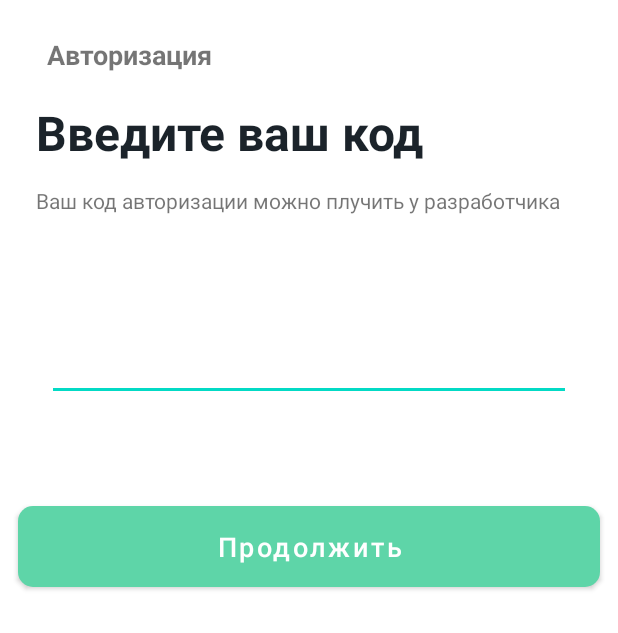
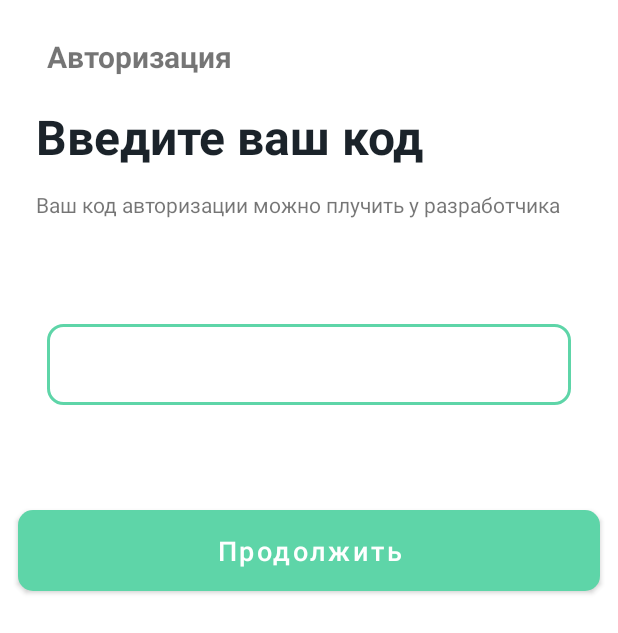
Before and after one commit to IronicalGroundwork/Delivery, an Android app: the screen it shows after launch (LoginActivity), on a phone screen of 412 x 824 dp. Shown: the top 633 px of the screen. Run offline under Robolectric (Android 15) with nearby library versions, the phone set to English and light mode, and no system bars; 3 statements that could not run were skipped.

Commit message:
update 0.0.1

```diff
--- a/app/src/main/AndroidManifest.xml
+++ b/app/src/main/AndroidManifest.xml
@@ -1,5 +1,6 @@
 <?xml version="1.0" encoding="utf-8"?>
 <manifest xmlns:android="http://schemas.android.com/apk/res/android"
+    xmlns:tools="http://schemas.android.com/tools"
     package="com.ironical_groundwork.delivery">
 
     <uses-permission android:name="android.permission.INTERNET" />
@@ -12,7 +13,9 @@
         android:label="@string/app_name"
         android:roundIcon="@mipmap/ic_launcher_round"
         android:supportsRtl="true"
-        android:theme="@style/Theme.Delivery">
+        android:theme="@style/Theme.Delivery"
+        android:usesCleartextTraffic="true"
+        tools:targetApi="m">
         <activity
             android:name=".activity.LoginActivity"
             android:exported="false"
--- a/app/src/main/java/com/ironical_groundwork/delivery/api/DeliveryApi.kt
+++ b/app/src/main/java/com/ironical_groundwork/delivery/api/DeliveryApi.kt
@@ -10,9 +10,9 @@ interface DeliveryApi {
 
     @POST("login.php?post_login")
     @FormUrlEncoded
-    fun postLogin(
+    suspend fun pushPostLogin(
         @Field("code") code: String,
-        @Field("onesignal") userId: String?,
+        @Field("onesignal") userId: String,
         @Field("phone") phoneName: String
     ): Response<Login>
 
--- a/app/src/main/java/com/ironical_groundwork/delivery/util/Funs.kt
+++ b/app/src/main/java/com/ironical_groundwork/delivery/util/Funs.kt
@@ -9,6 +9,10 @@ fun Fragment.showToast(message: String) {
     Toast.makeText(this.context,message, Toast.LENGTH_SHORT).show()
 }
 
+fun AppCompatActivity.showToast(message: String) {
+    Toast.makeText(this, message, Toast.LENGTH_SHORT).show()
+}
+
 fun AppCompatActivity.replaceActivity(activity: AppCompatActivity){
     val intent = Intent(this, activity::class.java)
     startActivity(intent)
--- a/app/src/main/res/drawable-v24/et_rounded_corner.xml
+++ b/app/src/main/res/drawable-v24/et_rounded_corner.xml
@@ -1,7 +1,21 @@
 <?xml version="1.0" encoding="utf-8"?>
-<shape
-    xmlns:android="http://schemas.android.com/apk/res/android"
-    android:shape="rectangle">
-    <corners android:radius="4dp"/>
-    <solid android:color="@color/grey_window"/>
+<shape xmlns:android="http://schemas.android.com/apk/res/android"
+    android:shape="rectangle" >
+
+    <!-- View background color -->
+    <solid
+        android:color="@color/white" >
+    </solid>
+
+    <!-- View border color and width -->
+    <stroke
+        android:width="2dp"
+        android:color="@color/moderate_aquamarine" >
+    </stroke>
+
+    <!-- The radius makes the corners rounded -->
+    <corners
+        android:radius="10dp"   >
+    </corners>
+
 </shape>
--- a/app/src/main/res/layout/activity_login.xml
+++ b/app/src/main/res/layout/activity_login.xml
@@ -7,45 +7,45 @@
     tools:context=".activity.LoginActivity">
 
     <TextView
-        android:id="@+id/textView2"
+        android:id="@+id/title_authorization"
         android:layout_width="wrap_content"
         android:layout_height="wrap_content"
         android:layout_marginStart="31dp"
         android:layout_marginTop="24dp"
-        android:text="Авторизация"
-        android:textSize="18sp"
+        android:text="@string/title_authorization"
+        android:textSize="20sp"
         android:textStyle="bold"
         app:layout_constraintStart_toStartOf="parent"
         app:layout_constraintTop_toTopOf="parent" />
 
     <TextView
-        android:id="@+id/textView3"
+        android:id="@+id/title_enter_code"
         android:layout_width="wrap_content"
         android:layout_height="wrap_content"
         android:layout_marginStart="24dp"
         android:layout_marginTop="18dp"
-        android:text="Введите ваш код"
+        android:text="@string/title_enter_code"
         android:textColor="@color/black_blue"
-        android:textSize="32dp"
+        android:textSize="32sp"
         android:textStyle="bold"
         app:layout_constraintStart_toStartOf="parent"
-        app:layout_constraintTop_toBottomOf="@+id/textView2" />
+        app:layout_constraintTop_toBottomOf="@+id/title_authorization" />
 
     <TextView
-        android:id="@+id/textView4"
+        android:id="@+id/title_enter_code_description"
         android:layout_width="0dp"
         android:layout_height="wrap_content"
         android:layout_marginTop="14dp"
         android:layout_marginStart="24dp"
         android:layout_marginEnd="24dp"
-        android:text="Ваш код авторизации можно плучить у разработчика"
+        android:text="@string/title_enter_code_description"
         android:textSize="14sp"
         app:layout_constraintEnd_toEndOf="parent"
         app:layout_constraintStart_toStartOf="parent"
-        app:layout_constraintTop_toBottomOf="@+id/textView3" />
+        app:layout_constraintTop_toBottomOf="@+id/title_enter_code" />
 
     <EditText
-        android:id="@+id/editTextNumberSigned"
+        android:id="@+id/edit_code"
         android:layout_width="0dp"
         android:layout_height="54dp"
         android:layout_marginStart="31dp"
@@ -55,28 +55,28 @@
         android:inputType="numberSigned"
         android:letterSpacing="0.3"
         android:maxLength="4"
-        android:nextFocusForward="@+id/editTextNumberSigned2"
         android:textAlignment="center"
         android:textColor="@color/black_blue"
         android:textSize="32sp"
         android:textStyle="bold"
+        android:background="@drawable/et_rounded_corner"
         app:layout_constraintEnd_toEndOf="parent"
         app:layout_constraintStart_toStartOf="parent"
-        app:layout_constraintTop_toBottomOf="@+id/textView4" />
+        app:layout_constraintTop_toBottomOf="@+id/title_enter_code_description" />
 
     <Button
-        android:id="@+id/button"
+        android:id="@+id/button_resume"
         android:layout_width="0dp"
         android:layout_height="54dp"
         android:layout_marginStart="12dp"
         android:layout_marginTop="70dp"
         android:layout_marginEnd="12dp"
-        android:text="Продолжить"
+        android:text="@string/button_resume"
         android:textAllCaps="false"
         android:textSize="18sp"
         android:background="@drawable/btn_rounded_corner"
         app:layout_constraintEnd_toEndOf="parent"
         app:layout_constraintStart_toStartOf="parent"
-        app:layout_constraintTop_toBottomOf="@+id/editTextNumberSigned" />
+        app:layout_constraintTop_toBottomOf="@+id/edit_code" />
 
 </androidx.constraintlayout.widget.ConstraintLayout>
--- a/app/src/main/res/values/strings.xml
+++ b/app/src/main/res/values/strings.xml
@@ -11,4 +11,8 @@
     <string name="menu_home">Home</string>
     <string name="menu_gallery">Gallery</string>
     <string name="menu_slideshow">Slideshow</string>
+    <string name="title_authorization">Авторизация</string>
+    <string name="title_enter_code">Введите ваш код</string>
+    <string name="title_enter_code_description">Ваш код авторизации можно плучить у разработчика</string>
+    <string name="button_resume">Продолжить</string>
 </resources>
```
Also changed, not shown: app/build.gradle (+11 -5 lines), app/src/main/java/com/ironical_groundwork/delivery/activity/LoginActivity.kt (+31 -0 lines), app/src/main/java/com/ironical_groundwork/delivery/model/Login.kt (+5 -5 lines), app/src/main/java/com/ironical_groundwork/delivery/util/Constants.kt (added, +9 -0 lines).
